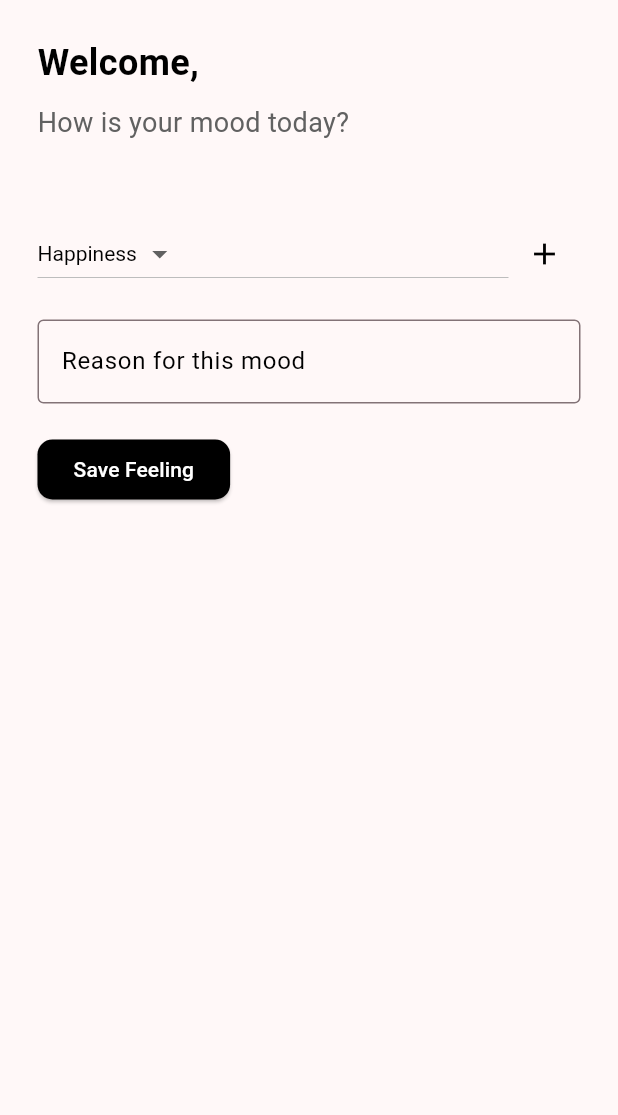
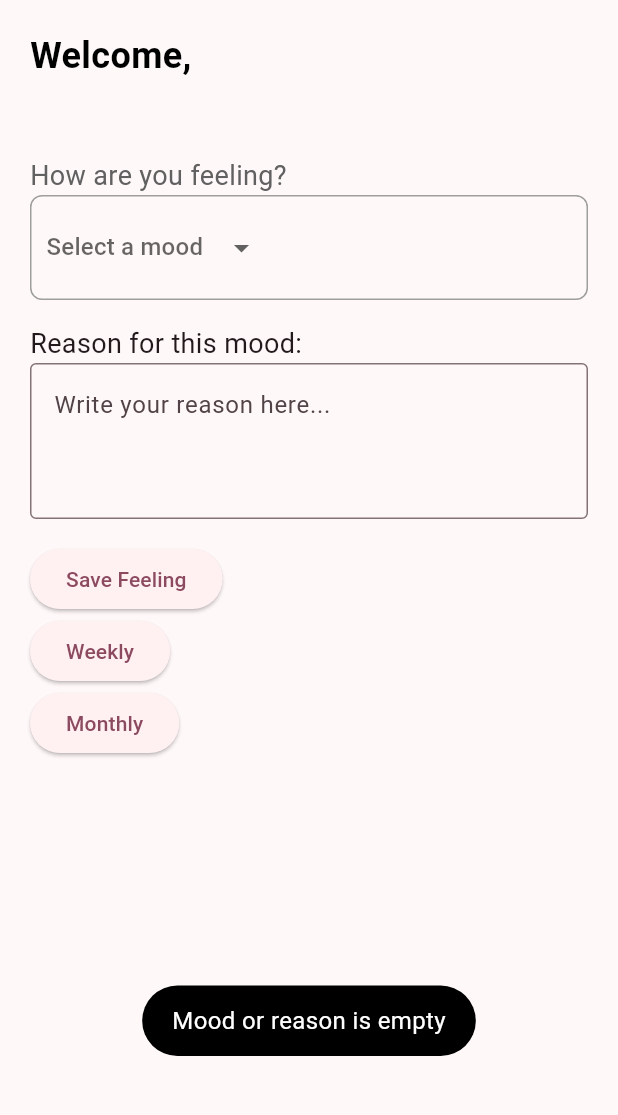
Before and after one commit to MuhammadAhmadSaaim/mood-tracker, a Flutter app: the HomePage screen opened directly, after a tap on "Save Feeling", on a phone screen of 412 x 824 dp, the part 84-1199 px from its top. Run offline on Flutter 3.47's test engine with Material 3 defaults, Android fonts, the phone set to English and light mode, and no system bars; our stand-ins replace cloud_firestore, firebase_auth, firebase_core, fluttertoast; missing offline and left inert: flutter_emoji; accounts and stored records are empty; network calls fail.

Commit message:
Added timestamp and mood entries

```diff
--- /dev/null
+++ b/lib/Modals/mood.dart
@@ -0,0 +1,96 @@
+import 'package:cloud_firestore/cloud_firestore.dart';
+import 'package:moodtracker/Modals/person.dart';
+
+class Mood {
+  final String name;
+  final String emoji; // Store emoji as string
+
+  Mood({required this.name, required this.emoji});
+}
+
+
+class MoodEntry {
+  final String mood;
+  final String emoji;
+  final String reason;
+  final DateTime timestamp; // New field for timestamp
+
+  MoodEntry({
+    required this.mood,
+    required this.emoji,
+    required this.reason,
+    DateTime? timestamp, // Optional parameter for timestamp
+  }) : timestamp = timestamp ?? DateTime.now(); // Assign current datetime if not provided
+
+  Map<String, dynamic> toMap() {
+    return {
+      'mood': mood,
+      'emoji': emoji,
+      'reason': reason,
+      'timestamp': timestamp.toIso8601String(), // Convert DateTime to string
+    };
+  }
+
+  Map<String, dynamic> toJson() {
+    return {
+      'mood': mood,
+      'emoji': emoji,
+      'reason': reason,
+      'timestamp': timestamp.toIso8601String(), // Convert DateTime to string
+    };
+  }
+}
+
+// Function to get mood entries from current time to past one week
+Future<List<MoodEntry>> getMoodEntriesPastWeek(String userEmail) async {
+  final DateTime currentTime = DateTime.now();
+  final DateTime oneWeekAgo = currentTime.subtract(Duration(days: 7));
+
+  final DocumentSnapshot<Map<String, dynamic>> querySnapshot = await FirebaseFirestore.instance
+      .collection('mood_entries')
+      .doc(userEmail)
+      .get();
+
+  final List<MoodEntry> moodEntries = [];
+
+  querySnapshot.data()!['mood_entries_list'].forEach((entry) {
+    DateTime entryTimestamp = DateTime.parse(entry['timestamp']);
+    if (entryTimestamp.isAfter(oneWeekAgo) && entryTimestamp.isBefore(currentTime)) {
+      moodEntries.add(MoodEntry(
+        mood: entry['mood'],
+        emoji: entry['emoji'],
+        reason: entry['reason'],
+        timestamp: entryTimestamp,
+      ));
+    }
+  });
+
+  return moodEntries;
+}
+
+// Function to get mood entries from current time to past one month
+Future<List<MoodEntry>> getMoodEntriesPastMonth(String userEmail) async {
+  final DateTime currentTime = DateTime.now();
+  final DateTime oneMonthAgo = currentTime.subtract(Duration(days: 30));
+
+  final DocumentSnapshot<Map<String, dynamic>> querySnapshot = await FirebaseFirestore.instance
+      .collection('mood_entries')
+      .doc(userEmail)
+      .get();
+
+  final List<MoodEntry> moodEntries = [];
+
+  querySnapshot.data()!['mood_entries_list'].forEach((entry) {
+    DateTime entryTimestamp = DateTime.parse(entry['timestamp']);
+    if (entryTimestamp.isAfter(oneMonthAgo) && entryTimestamp.isBefore(currentTime)) {
+      moodEntries.add(MoodEntry(
+        mood: entry['mood'],
+        emoji: entry['emoji'],
+        reason: entry['reason'],
+        timestamp: entryTimestamp,
+      ));
+    }
+  });
+
+  return moodEntries;
+}
--- a/lib/Screens/Authentication/firebase_cloudFirestore.dart
+++ b/lib/Screens/Authentication/firebase_cloudFirestore.dart
@@ -1,4 +1,6 @@
 import 'package:cloud_firestore/cloud_firestore.dart';
+import 'package:firebase_auth/firebase_auth.dart';
+import '../../Modals/mood.dart';
 import '../../Modals/person.dart';
 
 Future<void> getData(String? userid) async {
--- a/lib/Screens/home_screen.dart
+++ b/lib/Screens/home_screen.dart
@@ -1,8 +1,13 @@
+import 'package:cloud_firestore/cloud_firestore.dart';
 import 'package:firebase_auth/firebase_auth.dart';
+import 'package:flutter/cupertino.dart';
 import 'package:flutter/material.dart';
-
+import 'package:flutter_emoji/flutter_emoji.dart' as emoji;
+import 'package:moodtracker/Screens/monthly_report.dart';
+import 'package:moodtracker/Screens/weekly_report.dart';
+import 'package:moodtracker/widgets/toast.dart';
+import '../Modals/mood.dart';
 import '../Modals/person.dart';
-import '../main.dart';
 import 'Authentication/login_screen.dart';
 
 class HomePage extends StatefulWidget {
@@ -11,38 +16,63 @@ class HomePage extends StatefulWidget {
 }
 
 class _HomePageState extends State<HomePage> {
-  final TextEditingController reasonController = TextEditingController();
-  List<String> feelingsList = [
-    "Happiness",
-    "Sadness",
-    "Anger",
-    "Fear",
-    "Surprise",
-    "Disgust",
-    "Excitement",
-    "Love",
-    "Confusion",
-    "Calmness",
-    "Guilt",
-    "Shame",
-    "Loneliness",
-    "Hope",
-    "Pride",
-  ]; // List of feelings
+  String selectedMood = '';
+  String reason = '';
 
-  String selectedFeeling = "Happiness"; // Default selected feeling
+  List<Mood> moods = [
+    Mood(name: 'Happiness/Joy', emoji: 'smile'),
+    Mood(name: 'Sadness', emoji: 'cry'),
+    Mood(name: 'Anger', emoji: 'angry'),
+    Mood(name: 'Fear', emoji: 'fearful'),
+    Mood(name: 'Surprise', emoji: 'surprised'),
+    Mood(name: 'Disgust', emoji: 'disappointed'),
+    Mood(name: 'Excitement', emoji: 'grin'),
+    Mood(name: 'Love/Affection', emoji: 'heart_eyes'),
+    Mood(name: 'Confusion', emoji: 'confused'),
+    Mood(name: 'Calmness', emoji: 'relaxed'),
+    Mood(name: 'Guilt', emoji: 'weary'),
+    Mood(name: 'Shame', emoji: 'sob'),
+    Mood(name: 'Loneliness', emoji: 'pensive'),
+    Mood(name: 'Hope', emoji: 'pray'),
+    Mood(name: 'Pride', emoji: 'grinning'),
+  ];
+
+  void saveFeeling() async {
+    if (selectedMood.isNotEmpty && reason.isNotEmpty) {
+      // Fetch the emoji corresponding to the selected mood
+      String selectedEmoji =
+          moods.firstWhere((mood) => mood.name == selectedMood).emoji;
+
+      // Create a mood entry object
+      MoodEntry moodEntry =
+          MoodEntry(mood: selectedMood, emoji: selectedEmoji, reason: reason);
+
+      final db = FirebaseFirestore.instance;
+      final moodEntryData = moodEntry.toJson();
+
+      db
+          .collection('mood_entries')
+          .doc(currPerson.email)
+          .update({
+            'mood_entries_list': FieldValue.arrayUnion([moodEntryData])
+          })
+          .then((_) => showToast(messege: "Mood entry added successfully"))
+          .catchError(
+              (error) => showToast(messege: "Error adding mood entry: $error"));
+    } else {
+      // Handle case where either mood or reason is empty
+      showToast(messege: 'Mood or reason is empty');
+    }
+  }
 
   @override
   void initState() {
-    print(currPerson);
+    // TODO: implement initState
     super.initState();
   }
 
   @override
   Widget build(BuildContext context) {
-    mq = MediaQuery
-        .of(context)
-        .size;
     return PopScope(
       canPop: false,
       child: Scaffold(
@@ -52,143 +82,111 @@ class _HomePageState extends State<HomePage> {
           backgroundColor: Colors.grey[300],
           automaticallyImplyLeading: false,
           actions: [
-            IconButton(onPressed: (){
+            IconButton(
+              onPressed: () {
                 FirebaseAuth.instance.signOut();
                 Navigator.of(context).pushReplacement(
                     MaterialPageRoute(builder: (_) => LoginPage()));
-            }, icon: Icon(Icons.logout_rounded), color: Colors.black,)
+              },
+              icon: Icon(Icons.logout_rounded),
+              color: Colors.black,
+            )
           ],
         ),
         body: Padding(
-          padding: const EdgeInsets.all(25.0),
+          padding: EdgeInsets.all(20.0),
+          child: SingleChildScrollView(
             child: Column(
               crossAxisAlignment: CrossAxisAlignment.start,
               children: [
                 Text(
                   "Welcome, ${currPerson.name.toUpperCase()}",
-                style: TextStyle(fontSize: 24,
+                  style: TextStyle(
+                      fontSize: 24,
                       fontWeight: FontWeight.bold,
                       color: Colors.black),
                 ),
-              SizedBox(height: 10),
+                SizedBox(height: 50),
                 Text(
-                "How is your mood today?",
+                  'How are you feeling?',
                   style: TextStyle(fontSize: 18, color: Colors.grey[700]),
                 ),
-              SizedBox(height: 50),
-              Row(
+                Container(
+                  padding: EdgeInsets.all(10),
+                  width: double.infinity,
+                  decoration: BoxDecoration(
+                    border: Border.all(color: Colors.grey), // Add border color
+                    borderRadius: BorderRadius.circular(8.0), // Add border radius
+                  ),
+                  child: DropdownButton<String>(
+                    value: selectedMood.isEmpty ? null : selectedMood,
+                    hint: Text('Select a mood'),
+                    onChanged: (String? newValue) {
+                      setState(() {
+                        selectedMood = newValue!;
+                      });
+                    },
+                    underline: Container(),
+                    items: moods.map<DropdownMenuItem<String>>((Mood mood) {
+                      return DropdownMenuItem<String>(
+                        value: mood.name,
+                        child: Row(
                           children: [
-                  Expanded(
-                    child: DropdownButton<String>(
-                      value: selectedFeeling,
-                      items: feelingsList.map((String feeling) {
-                        return DropdownMenuItem<String>(
-                          value: feeling,
-                          child: Text(feeling),
+                            Text(
+                              emoji.EmojiParser().get(mood.emoji).code,
+                              style: TextStyle(fontSize: 24),
+                            ),
+                            SizedBox(width: 8.0),
+                            Text(mood.name),
+                          ],
+                        ),
                       );
                     }).toList(),
-                      onChanged: (String? newValue) {
-                        setState(() {
-                          selectedFeeling = newValue ?? selectedFeeling;
-                        });
-                      },
-                      style: TextStyle(color: Colors.black),
-                      dropdownColor: Colors.grey[300],
                   ),
                 ),
-                  IconButton(
-                    icon: Icon(Icons.add, color: Colors.black),
-                    onPressed: () => _showAddFeelingDialog(context),
+                SizedBox(height: 16.0),
+                Text(
+                  'Reason for this mood:',
+                  style: TextStyle(fontSize: 18),
                 ),
-                ],
+                TextFormField(
+                  onChanged: (value) {
+                    reason = value;
+                  },
+                  maxLines: 3,
+                  decoration: InputDecoration(
+                    hintText: 'Write your reason here...',
+                    border: OutlineInputBorder(),
                   ),
-              SizedBox(height: 20),
-              TextField(
-                controller: reasonController,
-                decoration: InputDecoration(
-                  labelText: "Reason for this mood",
-                  border: OutlineInputBorder(),
-                  focusedBorder: OutlineInputBorder(
-                    borderSide: BorderSide(color: Colors.black),
                 ),
-                  labelStyle: TextStyle(color: Colors.black),
+                SizedBox(height: 16.0),
+                ElevatedButton(
+                  onPressed: saveFeeling,
+                  child: Text('Save Feeling'),
                 ),
-                style: TextStyle(color: Colors.black),
-              ),
-              SizedBox(height: 20),
                 ElevatedButton(
                   onPressed: () {
-                  // Save feeling logic (not implemented)
+                    Navigator.push(
+                        context,
+                        MaterialPageRoute(
+                            builder: (context) => WeeklyMoodList()));
                   },
-                child: Text("Save Feeling"),
-                style: ElevatedButton.styleFrom(
-                  backgroundColor: Colors.black,
-                  foregroundColor: Colors.white,
-                  shape: RoundedRectangleBorder(
-                    borderRadius: BorderRadius.circular(10),
+                  child: Text('Weekly'),
                 ),
-                ),
+                ElevatedButton(
+                  onPressed: (){
+                    Navigator.push(
+                        context,
+                        MaterialPageRoute(
+                            builder: (context) => MonthlyMoodList()));
+                  },
+                  child: Text('Monthly'),
                 ),
               ],
             ),
           ),
         ),
-    );
-  }
-
-  void _showAddFeelingDialog(BuildContext context) {
-    final TextEditingController feelingNameController = TextEditingController();
-
-    showDialog(
-      context: context,
-      builder: (context) {
-        return AlertDialog(
-          title: Center(child: Text("Add New Feeling")),
-          content: SizedBox(
-            width: 450,
-            height: 130,
-            child: Column(
-              crossAxisAlignment: CrossAxisAlignment.start,
-              children: [
-                TextField(
-                  controller: feelingNameController,
-                  decoration: InputDecoration(
-                    labelText: "Feeling Name",
-                    border: OutlineInputBorder(),
       ),
-                ),
-                SizedBox(height: 10),
-                IconButton(
-                  icon: Icon(Icons.emoji_emotions, color: Colors.black),
-                  onPressed: () {
-                    // Emoji selection logic (not implemented)
-                  },
-                ),
-              ],
-            ),
-          ),
-          actions: [
-            TextButton(
-              onPressed: () => Navigator.of(context).pop(),
-              child: Text("Cancel"),
-            ),
-            ElevatedButton(
-              onPressed: () {
-                final newFeeling = feelingNameController.text;
-                setState(() {
-                  feelingsList.add(newFeeling);
-                });
-                Navigator.of(context).pop();
-              },
-              child: Text("Add"),
-              style: ElevatedButton.styleFrom(
-                backgroundColor: Colors.black,
-                foregroundColor: Colors.grey[300],
-              ),
-            ),
-          ],
-        );
-      },
     );
   }
 }
--- a/pubspec.yaml
+++ b/pubspec.yaml
@@ -40,6 +40,7 @@ dependencies:
   cloud_firestore: ^4.17.0
   firebase_storage: ^11.7.2
   fluttertoast: ^8.2.5
+  flutter_emoji: ^2.5.1
 
 dev_dependencies:
   flutter_test:
```
Also changed, not shown: lib/Screens/Authentication/forget_pass.dart (+4 -3 lines), lib/Screens/monthly_report.dart (added, +57 -0 lines), lib/Screens/weekly_report.dart (added, +57 -0 lines), pubspec.lock. Lines whose indentation alone changed are shown as unchanged.
